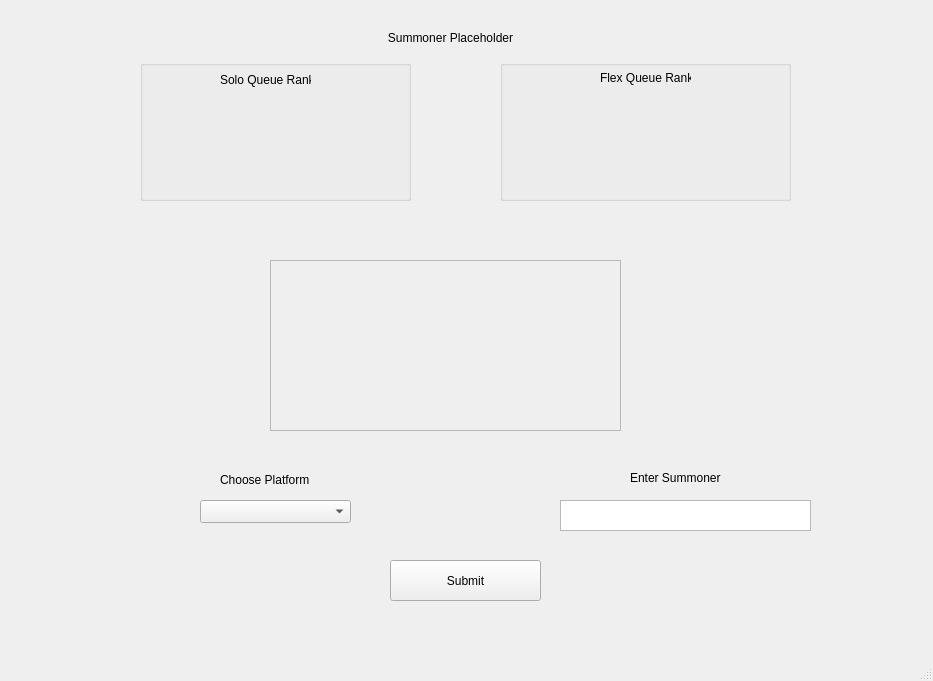
Before: the Qt Designer form LeagueProfileFetcher/summoner_profile_display.ui in BaoPun/LeagueProfileFetcher, drawn with Qt 5.
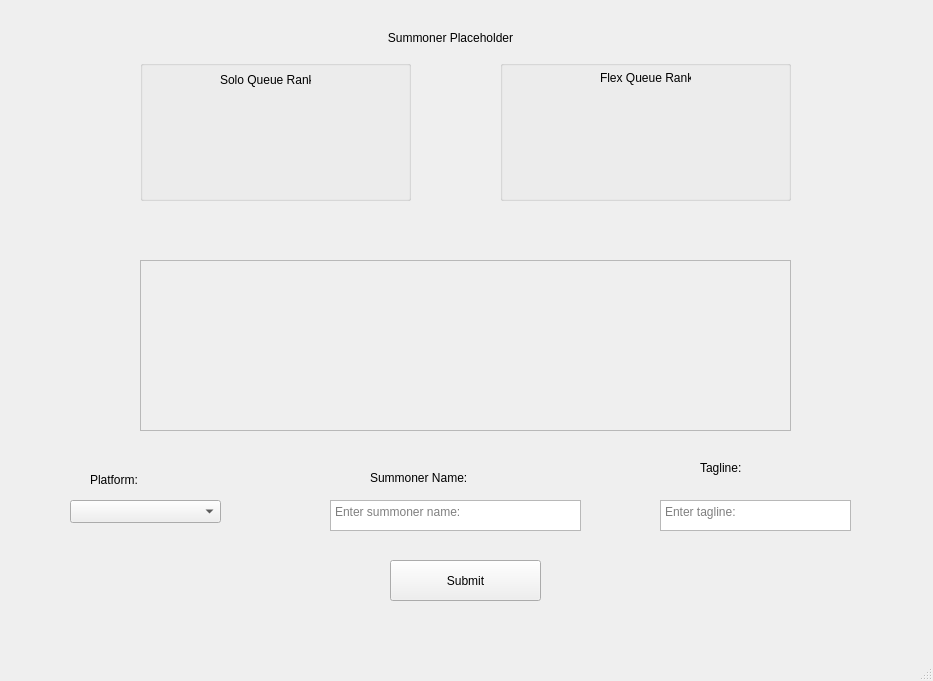
After: the same form once the commit is applied.

Commit message: Updated project to dynamically include the summoner's rank emblems for both solo and flex queue

```diff
--- a/LeagueProfileFetcher/summoner_profile_display.ui
+++ b/LeagueProfileFetcher/summoner_profile_display.ui
@@ -17,47 +17,53 @@
    <widget class="QLabel" name="enter_summoner_label">
     <property name="geometry">
      <rect>
-      <x>630</x>
+      <x>370</x>
       <y>470</y>
       <width>111</width>
       <height>16</height>
      </rect>
     </property>
     <property name="text">
-     <string>Enter Summoner</string>
+     <string>Summoner Name:</string>
     </property>
    </widget>
    <widget class="QTextEdit" name="summoner_input">
     <property name="geometry">
      <rect>
-      <x>560</x>
+      <x>330</x>
       <y>500</y>
       <width>251</width>
       <height>31</height>
      </rect>
     </property>
+    <property name="placeholderText">
+     <string>Enter summoner name:</string>
+    </property>
    </widget>
    <widget class="QComboBox" name="platform_input">
     <property name="geometry">
      <rect>
-      <x>200</x>
+      <x>70</x>
       <y>500</y>
       <width>151</width>
       <height>23</height>
      </rect>
     </property>
+    <property name="placeholderText">
+     <string>Choose platform:</string>
+    </property>
    </widget>
    <widget class="QLabel" name="choose_platform_label">
     <property name="geometry">
      <rect>
-      <x>220</x>
+      <x>90</x>
       <y>470</y>
       <width>121</width>
       <height>20</height>
      </rect>
     </property>
     <property name="text">
-     <string>Choose Platform</string>
+     <string>Platform:</string>
     </property>
    </widget>
    <widget class="QPushButton" name="submit_button">
@@ -117,10 +123,10 @@
     <widget class="QLabel" name="solo_label">
      <property name="geometry">
       <rect>
-       <x>20</x>
+       <x>0</x>
        <y>50</y>
-       <width>231</width>
-       <height>81</height>
+       <width>131</width>
+       <height>91</height>
       </rect>
      </property>
      <property name="text">
@@ -156,9 +162,9 @@
     <widget class="QLabel" name="flex_label">
      <property name="geometry">
       <rect>
-       <x>30</x>
-       <y>40</y>
-       <width>251</width>
+       <x>0</x>
+       <y>50</y>
+       <width>131</width>
        <height>91</height>
       </rect>
      </property>
@@ -183,9 +189,9 @@
    <widget class="QScrollArea" name="championImageArea">
     <property name="geometry">
      <rect>
-      <x>270</x>
+      <x>140</x>
       <y>260</y>
-      <width>351</width>
+      <width>651</width>
       <height>171</height>
      </rect>
     </property>
@@ -197,12 +203,38 @@
       <rect>
        <x>0</x>
        <y>0</y>
-       <width>349</width>
+       <width>649</width>
        <height>169</height>
       </rect>
      </property>
     </widget>
    </widget>
+   <widget class="QLabel" name="enter_tagline_label">
+    <property name="geometry">
+     <rect>
+      <x>700</x>
+      <y>460</y>
+      <width>45</width>
+      <height>15</height>
+     </rect>
+    </property>
+    <property name="text">
+     <string>Tagline:</string>
+    </property>
+   </widget>
+   <widget class="QTextEdit" name="tagline_input">
+    <property name="geometry">
+     <rect>
+      <x>660</x>
+      <y>500</y>
+      <width>191</width>
+      <height>31</height>
+     </rect>
+    </property>
+    <property name="placeholderText">
+     <string>Enter tagline:</string>
+    </property>
+   </widget>
   </widget>
   <widget class="QMenuBar" name="menubar">
    <property name="geometry">
```
Left out of the diff: 13 changed lines with no effect on the pictures. The commit also changes 48 other files.
